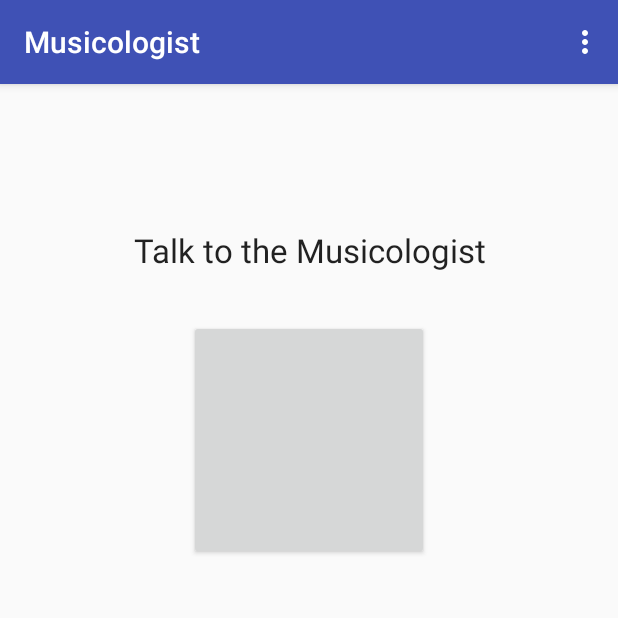
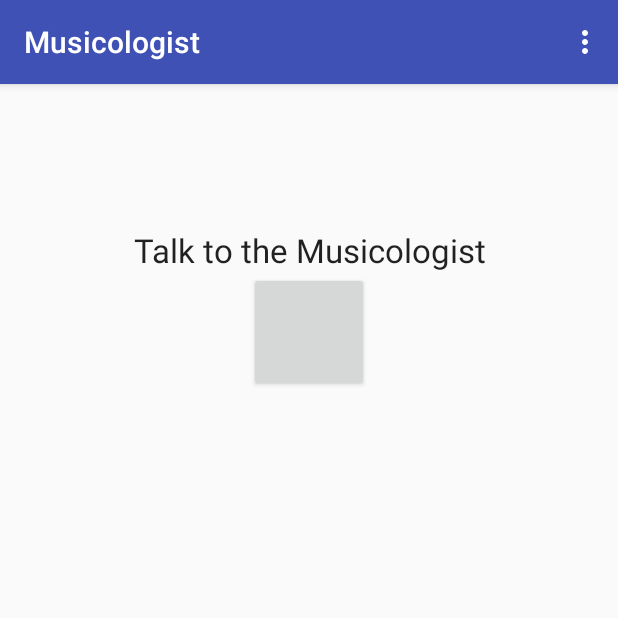
Before and after one commit to PLNech/musicologist, an Android app: the screen it shows after launch (MainActivity), on a phone screen of 412 x 824 dp, the top half of it. Run offline under Robolectric (Android 15) with nearby library versions, the phone set to English and light mode, and no system bars; our stand-ins replace Volley; libraries missing offline, so code that uses them is left out: ai.api.android, ai.api.model, ai.api.ui, ai.api.util; plain views replace AIButton; network calls fail; 7 statements that could not run were skipped.

Commit message:
chore(content_main): Better constraints

```diff
--- a/android/app/src/main/res/layout/content_main.xml
+++ b/android/app/src/main/res/layout/content_main.xml
@@ -1,5 +1,6 @@
 <?xml version="1.0" encoding="utf-8"?>
 <android.support.constraint.ConstraintLayout
+    android:id="@+id/constraintLayout"
     xmlns:android="http://schemas.android.com/apk/res/android"
     xmlns:app="http://schemas.android.com/apk/res-auto"
     xmlns:tools="http://schemas.android.com/tools"
@@ -26,11 +27,12 @@
     <ai.api.ui.AIButton
         android:id="@+id/micButton"
         style="@style/ApiAi.Microphone"
-        android:layout_width="160dp"
-        android:layout_height="160dp"
+        android:layout_width="80dp"
+        android:layout_height="80dp"
+        android:layout_marginEnd="64dp"
         android:layout_marginLeft="64dp"
         android:layout_marginRight="64dp"
-        android:layout_marginTop="32dp"
+        android:layout_marginStart="64dp"
         app:layout_constraintLeft_toLeftOf="parent"
         app:layout_constraintRight_toRightOf="parent"
         app:layout_constraintTop_toBottomOf="@+id/titleTextView"/>
@@ -39,11 +41,13 @@
         android:id="@+id/partialResultsTextView"
         android:layout_width="wrap_content"
         android:layout_height="wrap_content"
+        android:layout_marginEnd="64dp"
         android:layout_marginLeft="64dp"
         android:layout_marginRight="64dp"
-        android:layout_marginTop="16dp"
+        android:layout_marginStart="64dp"
         android:text=""
         android:textAppearance="@android:style/TextAppearance.Material.Medium"
+        app:layout_constraintHorizontal_bias="0.511"
         app:layout_constraintLeft_toLeftOf="parent"
         app:layout_constraintRight_toRightOf="parent"
         app:layout_constraintTop_toBottomOf="@+id/micButton"
```
